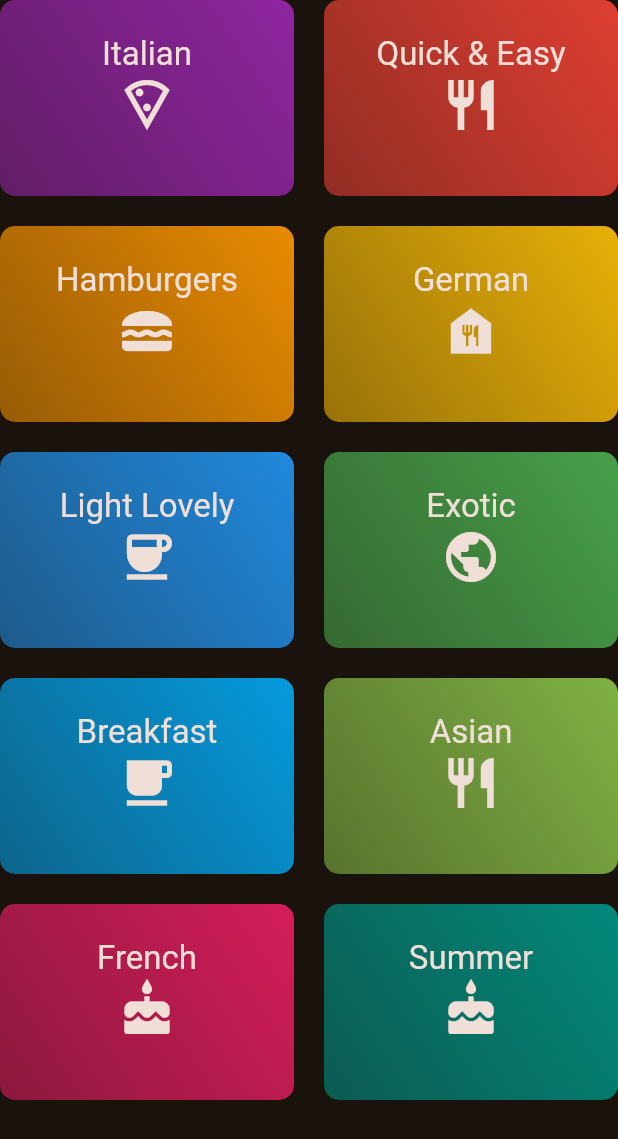
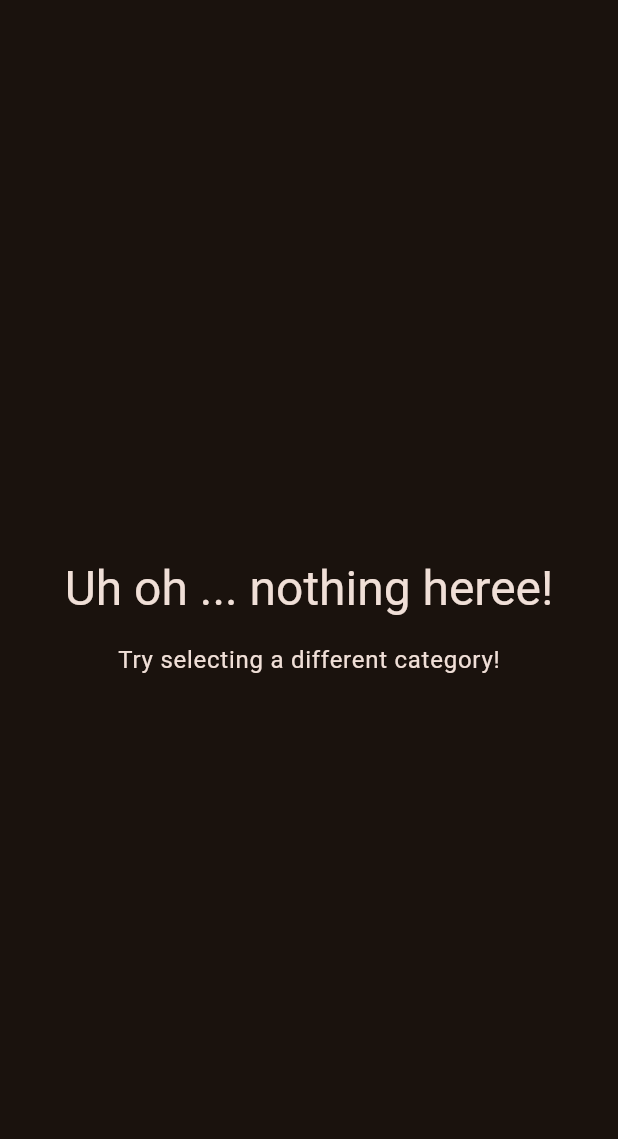
Before and after one commit to mishad01/meal_app, a Flutter app: the screen it shows after launch, on a phone screen of 412 x 824 dp. Shown: the top 1139 px of the screen. Run offline on Flutter 3.47's test engine with Material 3 defaults, Android fonts, the phone set to English and light mode, and no system bars.

Commit message:
meals_Screen added

```diff
--- a/lib/main.dart
+++ b/lib/main.dart
@@ -1,5 +1,6 @@
 import 'package:flutter/material.dart';
 import 'package:meal_app/screens/catagories_screen.dart';
+import 'package:meal_app/screens/meals_Screen.dart';
 
 final theme = ThemeData(
   useMaterial3: true,
@@ -19,7 +20,7 @@ class MyApp extends StatelessWidget {
   Widget build(BuildContext context) {
     return MaterialApp(
       theme: theme,
-      home: CategoriesScreen(),
+      home: MealScreen(meals: []),
     );
   }
 }
--- /dev/null
+++ b/lib/screens/meals_Screen.dart
@@ -0,0 +1,45 @@
+import 'package:flutter/material.dart';
+import 'package:meal_app/data/mealModel.dart';
+
+class MealScreen extends StatelessWidget {
+  const MealScreen({
+    super.key,
+    required this.meals,
+  });
+
+  final List<Meal> meals;
+
+  @override
+  Widget build(BuildContext context) {
+    Widget content = ListView.builder(
+        itemBuilder: (context, index) => Text(meals[index].title));
+
+    if (meals.isEmpty) {
+      content = Center(
+        child: Column(
+          mainAxisAlignment: MainAxisAlignment.center,
+          children: [
+            Text(
+              'Uh oh ... nothing heree!',
+              style: Theme.of(context).textTheme.headlineLarge!.copyWith(
+                    color: Theme.of(context).colorScheme.onBackground,
+                  ),
+            ),
+            const SizedBox(
+              height: 16,
+            ),
+            Text(
+              'Try selecting a different category!',
+              style: Theme.of(context).textTheme.bodyLarge!.copyWith(
+                    color: Theme.of(context).colorScheme.onBackground,
+                  ),
+            )
+          ],
+        ),
+      );
+    }
+    return Scaffold(
+      body: content,
+    );
+  }
+}
--- a/pubspec.yaml
+++ b/pubspec.yaml
@@ -35,6 +35,7 @@ dependencies:
   # The following adds the Cupertino Icons font to your application.
   # Use with the CupertinoIcons class for iOS style icons.
   cupertino_icons: ^1.0.2
+  transparent_image: ^2.0.1
 
 dev_dependencies:
   flutter_test:
```
Also changed, not shown: pubspec.lock, 1 other file.
